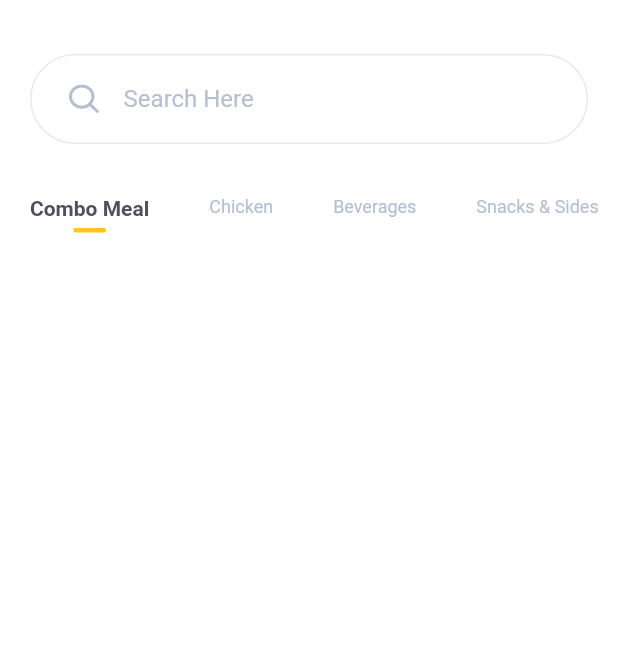
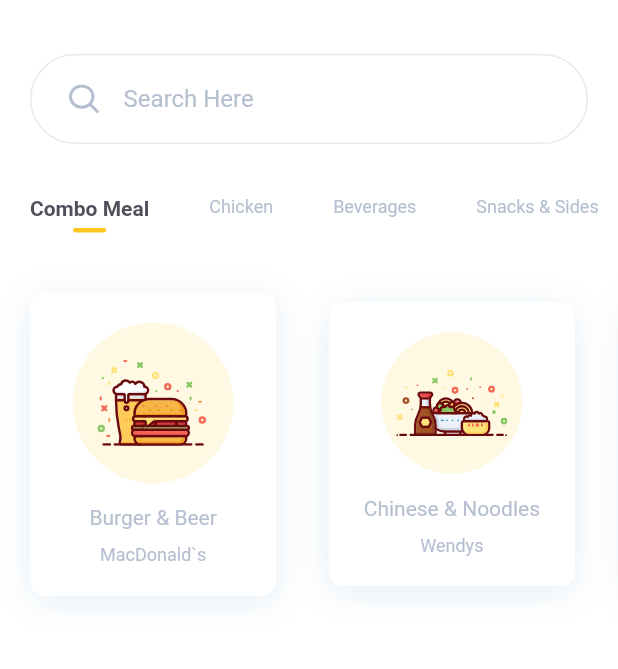
Before and after one commit to n0y0j/flutter_ui, a Flutter app: the screen it shows after launch, on a phone screen of 412 x 824 dp, the part 60-729 px from its top. Run offline on Flutter 3.47's test engine with Material 2 defaults, Android fonts, the phone set to English and light mode, and no system bars; our stand-ins replace flutter_svg.

Commit message:
feat: Implement ItemList.

```diff
--- a/food_ordering_app/lib/screens/components/body.dart
+++ b/food_ordering_app/lib/screens/components/body.dart
@@ -1,6 +1,9 @@
 import 'package:flutter/material.dart';
+import 'package:flutter_svg/flutter_svg.dart';
 import 'package:food_ordering_app/components/search_box.dart';
+import 'package:food_ordering_app/constants.dart';
 import 'package:food_ordering_app/screens/components/category_list.dart';
+import 'package:food_ordering_app/screens/components/item_list.dart';
 
 class Body extends StatelessWidget {
   @override
@@ -10,7 +13,8 @@ class Body extends StatelessWidget {
         SearchBox(
           onChanged: (value) {},
         ),
-        CategoryList()
+        CategoryList(),
+        ItemList()
       ],
     );
   }
--- /dev/null
+++ b/food_ordering_app/lib/screens/components/item_card.dart
@@ -0,0 +1,66 @@
+import 'package:flutter/material.dart';
+import 'package:flutter_svg/flutter_svg.dart';
+import 'package:food_ordering_app/constants.dart';
+
+class ItemCard extends StatelessWidget {
+  final String title, shopName, svgSrc;
+  final Function press;
+  const ItemCard({
+    Key key,
+    this.title,
+    this.shopName,
+    this.svgSrc,
+    this.press,
+  }) : super(key: key);
+
+  @override
+  Widget build(BuildContext context) {
+    // This size provide you the total height and width of the screen
+    Size size = MediaQuery.of(context).size;
+    return Container(
+      margin: EdgeInsets.only(left: 20, right: 15, top: 20, bottom: 20),
+      decoration: BoxDecoration(
+          color: Colors.white,
+          borderRadius: BorderRadius.circular(10),
+          boxShadow: [
+            BoxShadow(
+                offset: Offset(0, 4),
+                blurRadius: 20,
+                color: Color(0xFFB0CCE1).withOpacity(0.32))
+          ]),
+      child: Material(
+        color: Colors.transparent,
+        child: InkWell(
+          onTap: press,
+          child: Padding(
+            padding: const EdgeInsets.all(20),
+            child: Column(
+              children: <Widget>[
+                Container(
+                  margin: EdgeInsets.only(bottom: 15),
+                  padding: EdgeInsets.all(25),
+                  decoration: BoxDecoration(
+                      color: kPrimaryColor.withOpacity(0.13),
+                      shape: BoxShape.circle),
+                  child: SvgPicture.asset(
+                    svgSrc,
+                    width: size.width * 0.18,
+                    // size.width * 0.18 means it use 18% of total width
+                  ),
+                ),
+                Text(title),
+                SizedBox(
+                  height: 10,
+                ),
+                Text(
+                  shopName,
+                  style: TextStyle(fontSize: 12),
+                )
+              ],
+            ),
+          ),
+        ),
+      ),
+    );
+  }
+}
--- /dev/null
+++ b/food_ordering_app/lib/screens/components/item_list.dart
@@ -0,0 +1,37 @@
+import 'package:flutter/material.dart';
+import 'package:food_ordering_app/screens/components/item_card.dart';
+
+class ItemList extends StatelessWidget {
+  const ItemList({
+    Key key,
+  }) : super(key: key);
+
+  @override
+  Widget build(BuildContext context) {
+    return SingleChildScrollView(
+      scrollDirection: Axis.horizontal,
+      child: Row(
+        children: <Widget>[
+          ItemCard(
+            svgSrc: "assets/icons/burger_beer.svg",
+            title: "Burger & Beer",
+            shopName: "MacDonald`s",
+            press: () {},
+          ),
+          ItemCard(
+            svgSrc: "assets/icons/chinese_noodles.svg",
+            title: "Chinese & Noodles",
+            shopName: "Wendys",
+            press: () {},
+          ),
+          ItemCard(
+            svgSrc: "assets/icons/burger_beer.svg",
+            title: "Burger & Beer",
+            shopName: "MacDonald`s",
+            press: () {},
+          ),
+        ],
+      ),
+    );
+  }
+}
```
